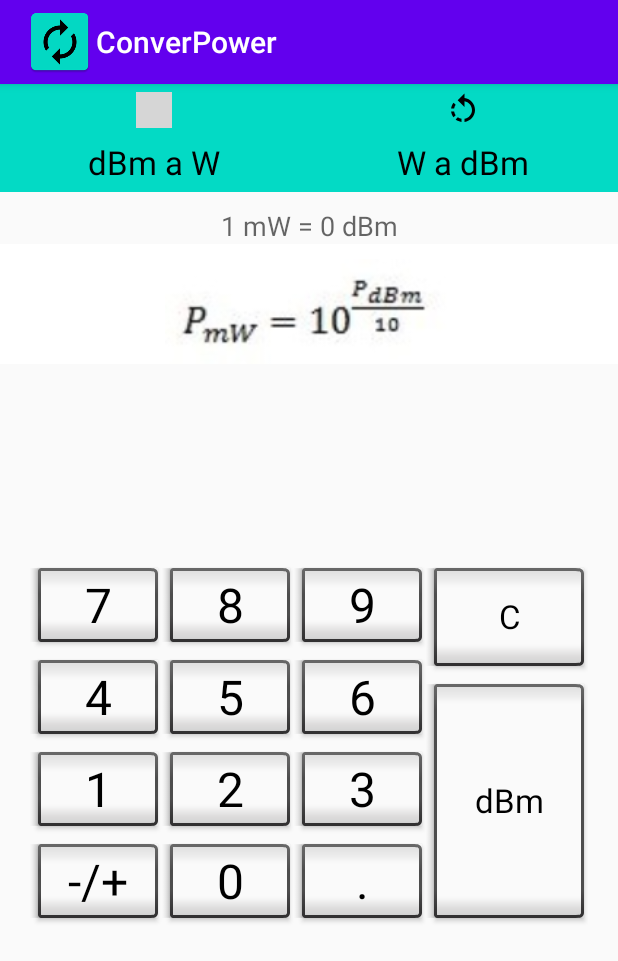
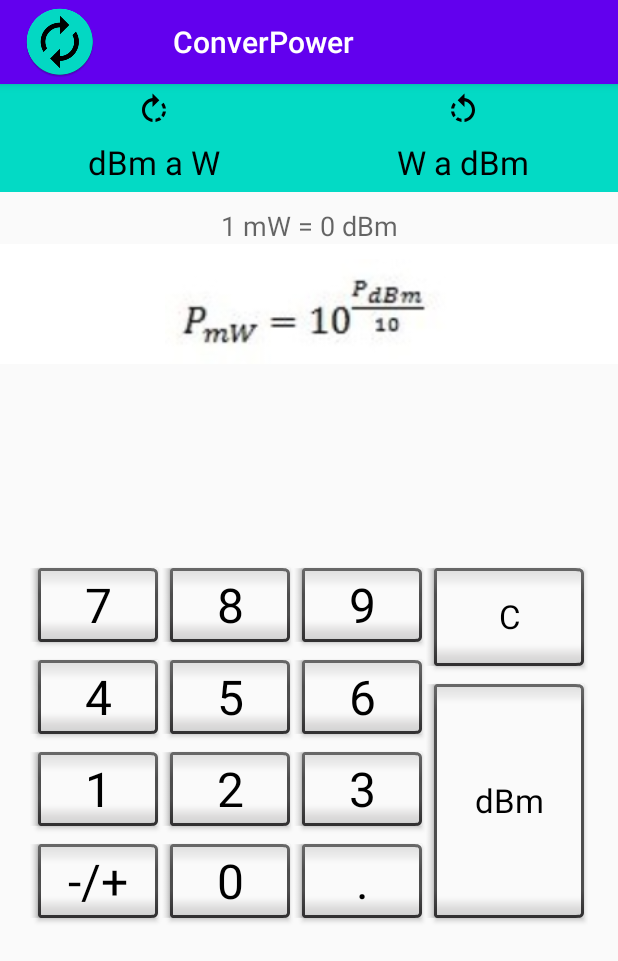
Before and after one commit to juanjiga/ConverPower, an Android app: the screen it shows after launch (MainActivity), on a phone screen of 412 x 824 dp. Shown: the top 961 px of the screen. Run offline under Robolectric (Android 15) with nearby library versions, the light colour scheme and no system bars; grey boxes are pictures that could not be loaded.

Commit message:
nuevo icono y arreglado punto en w a dbm, falta que la barra acompañe al scroll con el dedo

```diff
--- a/app/src/main/java/com/juanjiga/converpower/MainActivity.java
+++ b/app/src/main/java/com/juanjiga/converpower/MainActivity.java
@@ -24,7 +24,7 @@ public class MainActivity extends AppCompatActivity {
         setRequestedOrientation(ActivityInfo.SCREEN_ORIENTATION_PORTRAIT);
 
         getSupportActionBar().setDisplayShowHomeEnabled(true);
-        getSupportActionBar().setIcon(R.mipmap.ic_launcher);
+        getSupportActionBar().setIcon(R.mipmap.ic_launcher_round);
 
         tabLayout=findViewById(R.id.tablayout);
         viewPager=findViewById(R.id.viewpager);
--- a/app/src/main/res/layout/activity_main.xml
+++ b/app/src/main/res/layout/activity_main.xml
@@ -14,18 +14,17 @@
         android:background="@color/colorAccent"
         app:tabIndicatorGravity="bottom"
         app:tabIndicatorHeight="5dp"
-        app:tabInlineLabel="false"
+        app:tabIndicatorColor="@color/colorAccent"
         app:tabMode="fixed"
         app:tabSelectedTextColor="#000000"
         app:tabTextAppearance="@style/TextAppearance.AppCompat.Large"
-        app:tabTextColor="#000000"
-        app:tabUnboundedRipple="false">
+        app:tabTextColor="#000000">
 
         <com.google.android.material.tabs.TabItem
             android:id="@+id/tab_dbmaw"
             android:layout_width="wrap_content"
             android:layout_height="wrap_content"
-            android:icon="@drawable/icono_dbmaw_white_24dp"
+            android:icon="@drawable/icono_dbmaw_black_24dp"
             android:text="@string/dbm_a_w" />
 
         <com.google.android.material.tabs.TabItem
@@ -40,9 +39,7 @@
         android:id="@+id/viewpager"
         android:layout_width="match_parent"
         android:layout_height="match_parent"
-        android:animationCache="false"
         android:clickable="true"
-        android:fadeScrollbars="false"
-        android:focusable="true" />
+        app:layout_behavior="@string/appbar_scrolling_view_behavior" />
 
 </LinearLayout>
--- a/app/src/main/res/values/strings.xml
+++ b/app/src/main/res/values/strings.xml
@@ -1,5 +1,5 @@
 <resources>
-    <string name="app_name">ConverPower</string>
+    <string name="app_name">"           ConverPower"</string>
 
     <!-- TODO: Remove or change this placeholder text -->
 
```
